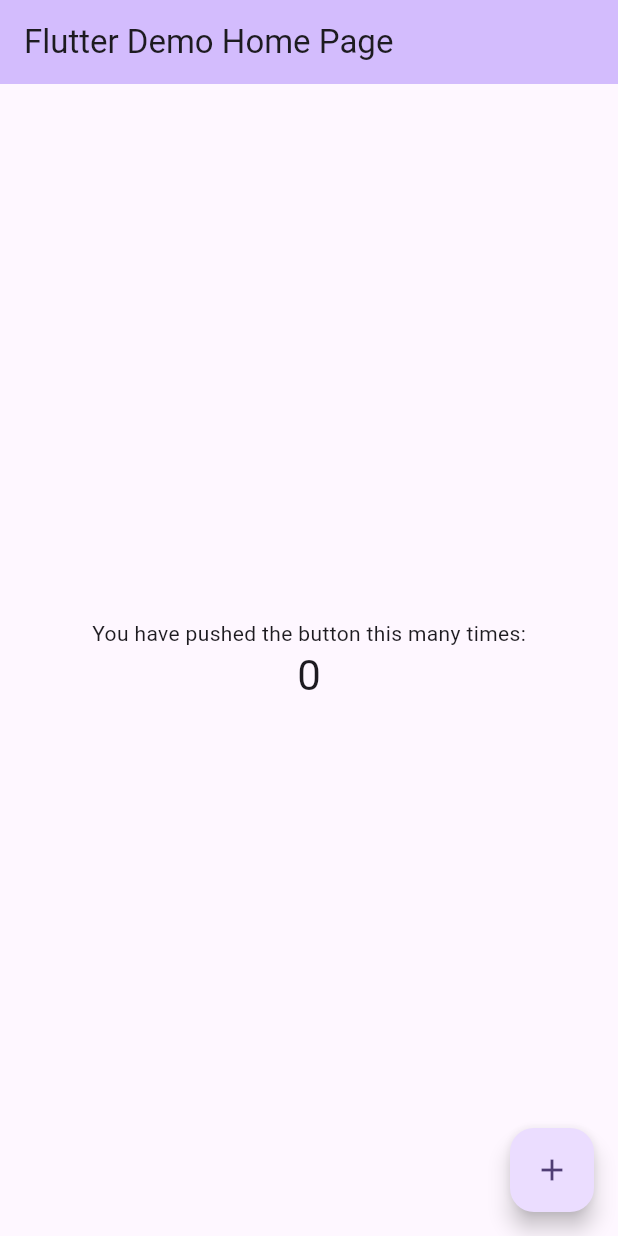
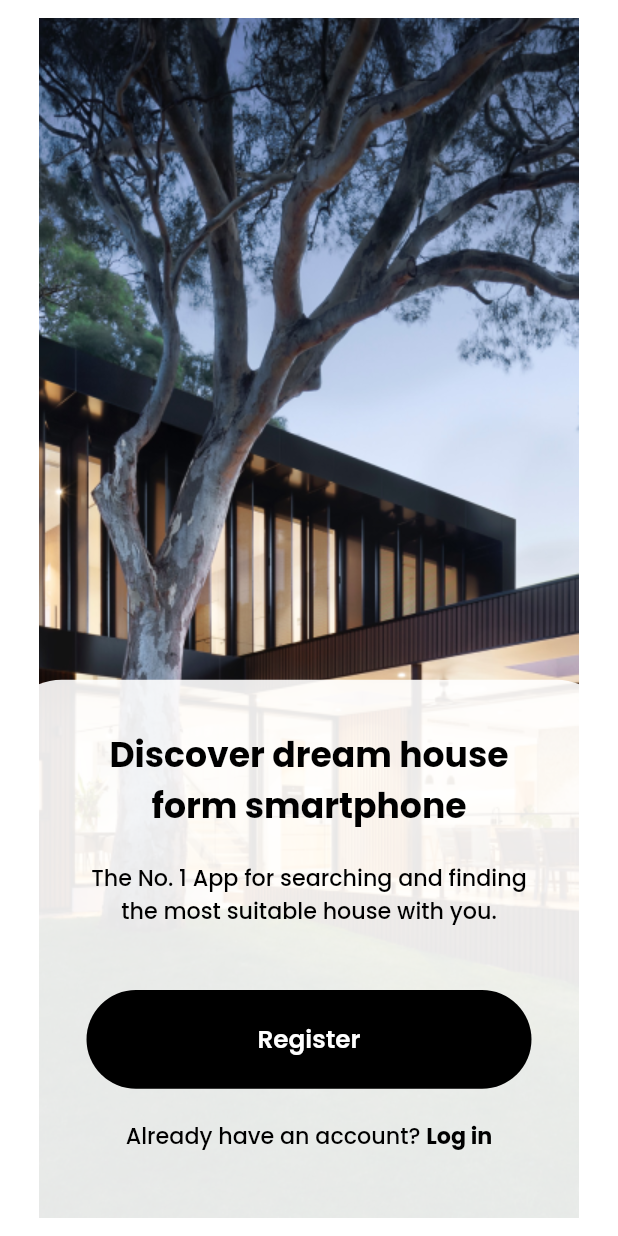
Before and after one commit to zeeshan23s/Rentatouille-Dexplat, a Flutter app: the screen it shows after launch, on a phone screen of 412 x 824 dp. Run offline on Flutter 3.47's test engine with Material 2 defaults, Android fonts, the phone set to English and light mode, and no system bars; our stand-ins replace animated_splash_screen, google_fonts.

Commit message:
Splash And Auth Screen Design - Completed

```diff
--- /dev/null
+++ b/lib/constants/app_colors.dart
@@ -0,0 +1,8 @@
+import '../exports.dart';
+
+class AppColors {
+  static const Color primaryColor = Color.fromRGBO(255, 255, 255, 1);
+  static const Color secondaryColor = Color.fromRGBO(0, 0, 0, 1);
+
+  static const Color iconColor = Color.fromRGBO(13, 71, 161, 1);
+}
--- /dev/null
+++ b/lib/constants/constant_text.dart
@@ -0,0 +1,5 @@
+class ConstantText {
+  static const String authScreenTitle = 'Discover dream house form smartphone';
+  static const String authScreenDescription =
+      'The No. 1 App for searching and finding the most suitable house with you.';
+}
--- /dev/null
+++ b/lib/exports.dart
@@ -0,0 +1,19 @@
+// Design Exports
+export 'package:flutter/material.dart';
+export 'package:google_fonts/google_fonts.dart';
+export 'package:animated_splash_screen/animated_splash_screen.dart';
+
+// Utils Exports
+export 'utils/responsive.dart';
+export 'utils/app_assets.dart';
+
+// Constant Export
+export 'constants/app_colors.dart';
+export 'constants/constant_text.dart';
+
+// Screen Exports
+export 'screens/splash_screen.dart';
+export 'screens/authentication_screen.dart';
+
+// Widget Exports
+export 'widgets/core/custom_button.dart';
--- a/lib/main.dart
+++ b/lib/main.dart
@@ -1,4 +1,4 @@
-import 'package:flutter/material.dart';
+import 'exports.dart';
 
 void main() {
   runApp(const MyApp());
@@ -12,26 +12,41 @@ class MyApp extends StatelessWidget {
   Widget build(BuildContext context) {
     return MaterialApp(
       title: 'Flutter Demo',
+      debugShowCheckedModeBanner: false,
       theme: ThemeData(
-        // This is the theme of your application.
-        //
-        // TRY THIS: Try running your application with "flutter run". You'll see
-        // the application has a blue toolbar. Then, without quitting the app,
-        // try changing the seedColor in the colorScheme below to Colors.green
-        // and then invoke "hot reload" (save your changes or press the "hot
-        // reload" button in a Flutter-supported IDE, or press "r" if you used
-        // the command line to start the app).
-        //
-        // Notice that the counter didn't reset back to zero; the application
-        // state is not lost during the reload. To reset the state, use hot
-        // restart instead.
-        //
-        // This works for code too, not just values: Most code changes can be
-        // tested with just a hot reload.
-        colorScheme: ColorScheme.fromSeed(seedColor: Colors.deepPurple),
-        useMaterial3: true,
+        textTheme: TextTheme(
+            headlineLarge: TextStyle(
+                fontFamily: GoogleFonts.poppins().fontFamily,
+                fontSize: Responsive.screenHeight(context) * 0.001 * 28,
+                height: Responsive.screenHeight(context) * 0.0018,
+                color: AppColors.secondaryColor),
+            headlineMedium: TextStyle(
+                fontFamily: GoogleFonts.poppins().fontFamily,
+                fontSize: Responsive.screenHeight(context) * 0.001 * 24,
+                height: Responsive.screenHeight(context) * 0.0018,
+                color: AppColors.secondaryColor),
+            headlineSmall: TextStyle(
+                fontFamily: GoogleFonts.poppins().fontFamily,
+                fontSize: Responsive.screenHeight(context) * 0.001 * 22,
+                height: Responsive.screenHeight(context) * 0.0018,
+                color: AppColors.secondaryColor),
+            bodyLarge: TextStyle(
+                fontFamily: GoogleFonts.poppins().fontFamily,
+                fontSize: Responsive.screenHeight(context) * 0.001 * 20,
+                height: Responsive.screenHeight(context) * 0.0018,
+                color: AppColors.secondaryColor),
+            bodyMedium: TextStyle(
+                fontFamily: GoogleFonts.poppins().fontFamily,
+                fontSize: Responsive.screenHeight(context) * 0.001 * 18,
+                height: Responsive.screenHeight(context) * 0.0018,
+                color: AppColors.secondaryColor),
+            bodySmall: TextStyle(
+                fontFamily: GoogleFonts.poppins().fontFamily,
+                fontSize: Responsive.screenHeight(context) * 0.001 * 16,
+                height: Responsive.screenHeight(context) * 0.0018,
+                color: AppColors.secondaryColor)),
       ),
-      home: const MyHomePage(title: 'Flutter Demo Home Page'),
+      home: const SplashScreen(),
     );
   }
 }
--- /dev/null
+++ b/lib/screens/authentication_screen.dart
@@ -0,0 +1,84 @@
+import '../exports.dart';
+
+class AuthenticationScreen extends StatelessWidget {
+  const AuthenticationScreen({super.key});
+
+  @override
+  Widget build(BuildContext context) {
+    return Container(
+      decoration: const BoxDecoration(
+        image: DecorationImage(
+          image: AssetImage(AppAssets.authScreenImage),
+        ),
+      ),
+      child: Scaffold(
+        backgroundColor: Colors.transparent,
+        body: Align(
+          alignment: Alignment.bottomCenter,
+          child: Container(
+            height: Responsive.screenHeight(context) * 0.45,
+            width: Responsive.screenWidth(context),
+            decoration: BoxDecoration(
+              color: AppColors.primaryColor.withOpacity(0.9),
+              borderRadius: BorderRadius.only(
+                topLeft: Radius.circular(Responsive.screenWidth(context) * 0.1),
+                topRight:
+                    Radius.circular(Responsive.screenWidth(context) * 0.1),
+              ),
+            ),
+            child: Padding(
+              padding: EdgeInsets.symmetric(
+                  horizontal: Responsive.screenWidth(context) * 0.14,
+                  vertical: Responsive.screenHeight(context) * 0.04),
+              child: Column(
+                children: [
+                  Text(
+                    ConstantText.authScreenTitle,
+                    style: Theme.of(context)
+                        .textTheme
+                        .headlineLarge
+                        ?.copyWith(fontWeight: FontWeight.w700),
+                    textAlign: TextAlign.center,
+                  ),
+                  SizedBox(height: Responsive.screenHeight(context) * 0.025),
+                  Text(
+                    ConstantText.authScreenDescription,
+                    style: Theme.of(context)
+                        .textTheme
+                        .bodyMedium
+                        ?.copyWith(fontWeight: FontWeight.w500),
+                    textAlign: TextAlign.center,
+                  ),
+                  SizedBox(height: Responsive.screenHeight(context) * 0.05),
+                  CustomButton(label: 'Register', onPressed: () {}),
+                  SizedBox(height: Responsive.screenHeight(context) * 0.025),
+                  GestureDetector(
+                    onTap: () {},
+                    child: RichText(
+                      text: TextSpan(
+                        text: 'Already have an account? ',
+                        style: Theme.of(context)
+                            .textTheme
+                            .bodyMedium
+                            ?.copyWith(fontWeight: FontWeight.w500),
+                        children: [
+                          TextSpan(
+                            text: 'Log in',
+                            style: Theme.of(context)
+                                .textTheme
+                                .bodyMedium
+                                ?.copyWith(fontWeight: FontWeight.w700),
+                          ),
+                        ],
+                      ),
+                    ),
+                  ),
+                ],
+              ),
+            ),
+          ),
+        ),
+      ),
+    );
+  }
+}
--- /dev/null
+++ b/lib/screens/splash_screen.dart
@@ -0,0 +1,15 @@
+import '../exports.dart';
+
+class SplashScreen extends StatelessWidget {
+  const SplashScreen({super.key});
+
+  @override
+  Widget build(BuildContext context) {
+    return AnimatedSplashScreen(
+        splash: AppAssets.appLogo,
+        nextScreen: const AuthenticationScreen(),
+        splashTransition: SplashTransition.scaleTransition,
+        splashIconSize: Responsive.screenWidth(context) * 0.325,
+        backgroundColor: AppColors.primaryColor);
+  }
+}
--- /dev/null
+++ b/lib/utils/app_assets.dart
@@ -0,0 +1,4 @@
+class AppAssets {
+  static const String appLogo = 'assets/images/app-logo.png';
+  static const String authScreenImage = 'assets/images/auth-screen-image.png';
+}
--- /dev/null
+++ b/lib/utils/responsive.dart
@@ -0,0 +1,38 @@
+import '../exports.dart';
+
+class Responsive extends StatelessWidget {
+  final Widget mobile;
+  final Widget tablet;
+
+  const Responsive({
+    Key? key,
+    required this.mobile,
+    required this.tablet,
+  }) : super(key: key);
+
+  static double screenHeight(BuildContext context) =>
+      MediaQuery.of(context).size.height;
+
+  static double screenWidth(BuildContext context) =>
+      MediaQuery.of(context).size.width;
+
+  static bool isMobile(BuildContext context) =>
+      MediaQuery.of(context).size.width < 500.0;
+
+  static bool isTablet(BuildContext context) =>
+      MediaQuery.of(context).size.width >= 500.0 &&
+      MediaQuery.of(context).size.width < 1200.0;
+
+  @override
+  Widget build(BuildContext context) {
+    return LayoutBuilder(
+      builder: (BuildContext context, BoxConstraints constraints) {
+        if (constraints.maxWidth < 500) {
+          return mobile;
+        } else {
+          return tablet;
+        }
+      },
+    );
+  }
+}
--- /dev/null
+++ b/lib/widgets/core/custom_button.dart
@@ -0,0 +1,38 @@
+import '../../exports.dart';
+
+class CustomButton extends StatelessWidget {
+  final String label;
+  final VoidCallback onPressed;
+  final Color backgroundColor;
+  final Color foregroundColor;
+  const CustomButton(
+      {super.key,
+      required this.label,
+      required this.onPressed,
+      this.backgroundColor = AppColors.secondaryColor,
+      this.foregroundColor = AppColors.primaryColor});
+
+  @override
+  Widget build(BuildContext context) {
+    return GestureDetector(
+      onTap: onPressed,
+      child: Container(
+        height: Responsive.screenHeight(context) * 0.08,
+        decoration: BoxDecoration(
+          color: backgroundColor,
+          borderRadius:
+              BorderRadius.circular(Responsive.screenHeight(context) * 0.08),
+        ),
+        child: Center(
+          child: Text(
+            label,
+            style: Theme.of(context)
+                .textTheme
+                .bodyLarge
+                ?.copyWith(fontWeight: FontWeight.w600, color: foregroundColor),
+          ),
+        ),
+      ),
+    );
+  }
+}
```
Also changed, not shown: pubspec.yaml (+7 -19 lines), assets/images/app-logo.png (added), assets/images/auth-screen-image.png (added), pubspec.lock, 1 other file.
